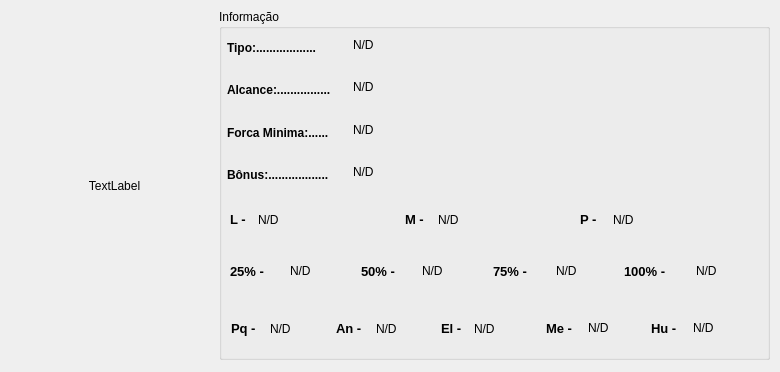
First picture: the form in View/UI/FrmEquipamento.ui, repository cleversantoro/TagPerson, before the edit.
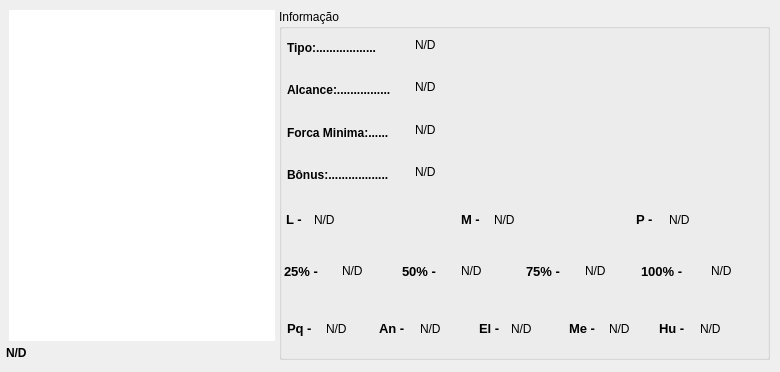
Second picture: the form after the edit.

Commit message: implementando tela equipamento

```diff
--- a/View/UI/FrmEquipamento.ui
+++ b/View/UI/FrmEquipamento.ui
@@ -17,25 +17,34 @@
    <widget class="QLabel" name="lbl_imagem">
     <property name="geometry">
      <rect>
-      <x>14</x>
+      <x>9</x>
       <y>10</y>
-      <width>201</width>
-      <height>351</height>
+      <width>266</width>
+      <height>331</height>
      </rect>
     </property>
+    <property name="styleSheet">
+     <string notr="true">background-color: rgb(255, 255, 255);</string>
+    </property>
     <property name="text">
-     <string>TextLabel</string>
+     <string/>
+    </property>
+    <property name="scaledContents">
+     <bool>false</bool>
     </property>
     <property name="alignment">
      <set>Qt::AlignCenter</set>
     </property>
+    <property name="wordWrap">
+     <bool>false</bool>
+    </property>
    </widget>
    <widget class="QGroupBox" name="groupBox">
     <property name="geometry">
      <rect>
-      <x>219</x>
+      <x>279</x>
       <y>9</y>
-      <width>551</width>
+      <width>491</width>
       <height>351</height>
      </rect>
     </property>
@@ -125,7 +134,7 @@
     <widget class="QLabel" name="label_6">
      <property name="geometry">
       <rect>
-       <x>11</x>
+       <x>7</x>
        <y>202</y>
        <width>31</width>
        <height>17</height>
@@ -145,7 +154,7 @@
     <widget class="QLabel" name="label_7">
      <property name="geometry">
       <rect>
-       <x>186</x>
+       <x>182</x>
        <y>202</y>
        <width>28</width>
        <height>17</height>
@@ -165,7 +174,7 @@
     <widget class="QLabel" name="label_8">
      <property name="geometry">
       <rect>
-       <x>361</x>
+       <x>357</x>
        <y>202</y>
        <width>28</width>
        <height>17</height>
@@ -185,7 +194,7 @@
     <widget class="QLabel" name="lblTipo">
      <property name="geometry">
       <rect>
-       <x>134</x>
+       <x>136</x>
        <y>28</y>
        <width>200</width>
        <height>16</height>
@@ -205,7 +214,7 @@
     <widget class="QLabel" name="lblAlcance">
      <property name="geometry">
       <rect>
-       <x>134</x>
+       <x>136</x>
        <y>70</y>
        <width>200</width>
        <height>16</height>
@@ -225,7 +234,7 @@
     <widget class="QLabel" name="lblForcaMinima">
      <property name="geometry">
       <rect>
-       <x>134</x>
+       <x>136</x>
        <y>113</y>
        <width>200</width>
        <height>16</height>
@@ -245,7 +254,7 @@
     <widget class="QLabel" name="lblBonus">
      <property name="geometry">
       <rect>
-       <x>134</x>
+       <x>136</x>
        <y>155</y>
        <width>200</width>
        <height>16</height>
@@ -265,7 +274,7 @@
     <widget class="QLabel" name="label_13">
      <property name="geometry">
       <rect>
-       <x>142</x>
+       <x>123</x>
        <y>254</y>
        <width>61</width>
        <height>17</height>
@@ -285,7 +294,7 @@
     <widget class="QLabel" name="label_14">
      <property name="geometry">
       <rect>
-       <x>274</x>
+       <x>247</x>
        <y>254</y>
        <width>61</width>
        <height>17</height>
@@ -305,7 +314,7 @@
     <widget class="QLabel" name="label_15">
      <property name="geometry">
       <rect>
-       <x>11</x>
+       <x>5</x>
        <y>254</y>
        <width>61</width>
        <height>17</height>
@@ -325,7 +334,7 @@
     <widget class="QLabel" name="label_16">
      <property name="geometry">
       <rect>
-       <x>117</x>
+       <x>100</x>
        <y>311</y>
        <width>41</width>
        <height>17</height>
@@ -345,9 +354,9 @@
     <widget class="QLabel" name="label_17">
      <property name="geometry">
       <rect>
-       <x>222</x>
+       <x>200</x>
        <y>311</y>
-       <width>28</width>
+       <width>30</width>
        <height>17</height>
       </rect>
      </property>
@@ -365,7 +374,7 @@
     <widget class="QLabel" name="label_18">
      <property name="geometry">
       <rect>
-       <x>12</x>
+       <x>8</x>
        <y>311</y>
        <width>41</width>
        <height>17</height>
@@ -385,9 +394,9 @@
     <widget class="QLabel" name="label_19">
      <property name="geometry">
       <rect>
-       <x>327</x>
+       <x>290</x>
        <y>311</y>
-       <width>41</width>
+       <width>40</width>
        <height>17</height>
       </rect>
      </property>
@@ -405,9 +414,9 @@
     <widget class="QLabel" name="label_20">
      <property name="geometry">
       <rect>
-       <x>432</x>
+       <x>380</x>
        <y>311</y>
-       <width>41</width>
+       <width>40</width>
        <height>17</height>
       </rect>
      </property>
@@ -425,7 +434,7 @@
     <widget class="QLabel" name="label_21">
      <property name="geometry">
       <rect>
-       <x>405</x>
+       <x>362</x>
        <y>254</y>
        <width>71</width>
        <height>17</height>
@@ -445,7 +454,7 @@
     <widget class="QLabel" name="lbl_leve">
      <property name="geometry">
       <rect>
-       <x>39</x>
+       <x>35</x>
        <y>203</y>
        <width>90</width>
        <height>16</height>
@@ -465,7 +474,7 @@
     <widget class="QLabel" name="lbl_media">
      <property name="geometry">
       <rect>
-       <x>219</x>
+       <x>215</x>
        <y>203</y>
        <width>100</width>
        <height>16</height>
@@ -485,9 +494,9 @@
     <widget class="QLabel" name="lbl_pesada">
      <property name="geometry">
       <rect>
-       <x>394</x>
+       <x>390</x>
        <y>203</y>
-       <width>120</width>
+       <width>80</width>
        <height>16</height>
       </rect>
      </property>
@@ -505,9 +514,9 @@
     <widget class="QLabel" name="lbl_25">
      <property name="geometry">
       <rect>
-       <x>71</x>
+       <x>63</x>
        <y>254</y>
-       <width>60</width>
+       <width>50</width>
        <height>16</height>
       </rect>
      </property>
@@ -525,9 +534,9 @@
     <widget class="QLabel" name="lbl_50">
      <property name="geometry">
       <rect>
-       <x>203</x>
+       <x>182</x>
        <y>254</y>
-       <width>60</width>
+       <width>50</width>
        <height>16</height>
       </rect>
      </property>
@@ -545,9 +554,9 @@
     <widget class="QLabel" name="lbl_75">
      <property name="geometry">
       <rect>
-       <x>337</x>
+       <x>306</x>
        <y>254</y>
-       <width>60</width>
+       <width>50</width>
        <height>16</height>
       </rect>
      </property>
@@ -565,9 +574,9 @@
     <widget class="QLabel" name="lbl_100">
      <property name="geometry">
       <rect>
-       <x>477</x>
+       <x>432</x>
        <y>254</y>
-       <width>60</width>
+       <width>40</width>
        <height>16</height>
       </rect>
      </property>
@@ -585,9 +594,9 @@
     <widget class="QLabel" name="lbl_pq">
      <property name="geometry">
       <rect>
-       <x>51</x>
+       <x>47</x>
        <y>312</y>
-       <width>50</width>
+       <width>40</width>
        <height>16</height>
       </rect>
      </property>
@@ -605,9 +614,9 @@
     <widget class="QLabel" name="lbl_an">
      <property name="geometry">
       <rect>
-       <x>157</x>
+       <x>141</x>
        <y>312</y>
-       <width>50</width>
+       <width>40</width>
        <height>16</height>
       </rect>
      </property>
@@ -625,9 +634,9 @@
     <widget class="QLabel" name="lbl_el">
      <property name="geometry">
       <rect>
-       <x>255</x>
+       <x>232</x>
        <y>312</y>
-       <width>50</width>
+       <width>40</width>
        <height>16</height>
       </rect>
      </property>
@@ -645,9 +654,9 @@
     <widget class="QLabel" name="lbl_me">
      <property name="geometry">
       <rect>
-       <x>369</x>
-       <y>311</y>
-       <width>50</width>
+       <x>330</x>
+       <y>312</y>
+       <width>40</width>
        <height>16</height>
       </rect>
      </property>
@@ -665,10 +674,10 @@
     <widget class="QLabel" name="lbl_hu">
      <property name="geometry">
       <rect>
-       <x>474</x>
-       <y>311</y>
+       <x>421</x>
+       <y>310</y>
        <width>50</width>
-       <height>16</height>
+       <height>20</height>
       </rect>
      </property>
      <property name="font">
@@ -683,6 +692,26 @@
      </property>
     </widget>
    </widget>
+   <widget class="QLabel" name="lblNome">
+    <property name="geometry">
+     <rect>
+      <x>6</x>
+      <y>345</y>
+      <width>268</width>
+      <height>16</height>
+     </rect>
+    </property>
+    <property name="font">
+     <font>
+      <pointsize>9</pointsize>
+      <weight>75</weight>
+      <bold>true</bold>
+     </font>
+    </property>
+    <property name="text">
+     <string>N/D</string>
+    </property>
+   </widget>
   </widget>
  </widget>
  <resources/>
```
Left out of the diff: 3 changed lines with no effect on the pictures. The commit also changes 18 other files.
